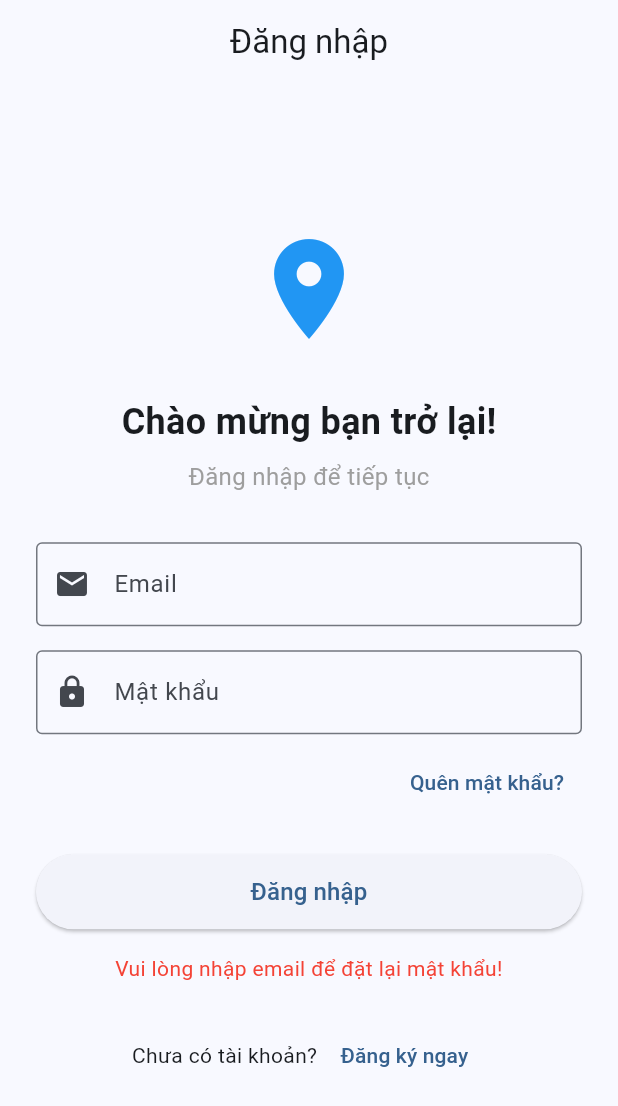
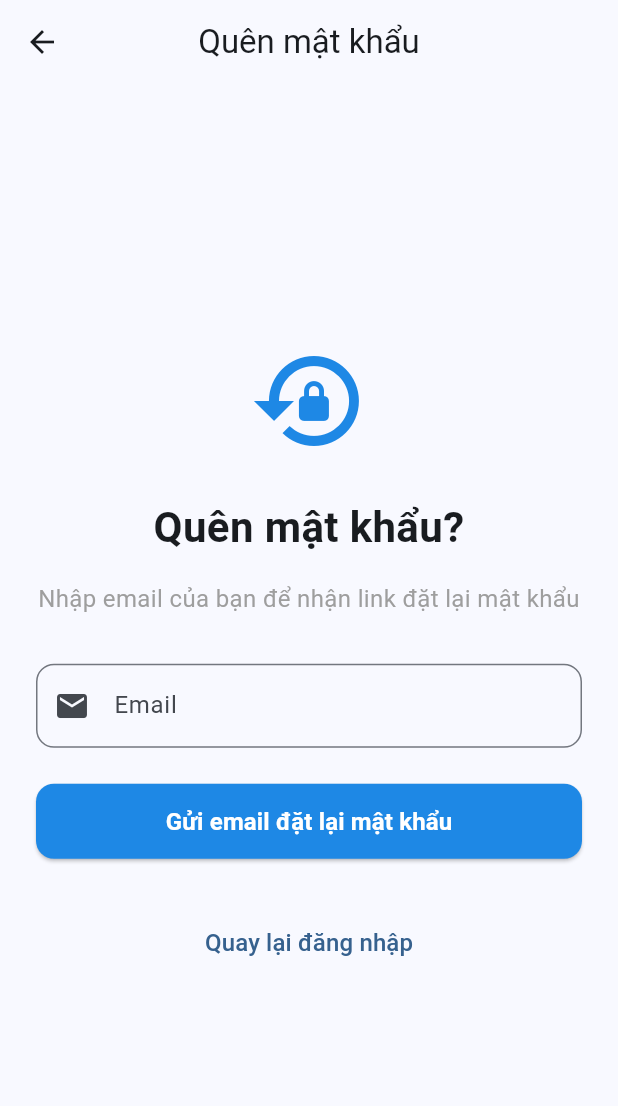
Before and after one commit to KENTksl/Location_app, a Flutter app: the screen it shows after launch, after a tap on "Quên mật khẩu?", on a phone screen of 412 x 824 dp. Shown: the top 1106 px of the screen. Run offline on Flutter 3.47's test engine with Material 3 defaults, Android fonts, the phone set to English and light mode, and no system bars; our stand-ins replace firebase_auth, firebase_core; accounts and stored records are empty.

Commit message:
quen mat khau

```diff
--- /dev/null
+++ b/locationrealtime/lib/forgot_password_page.dart
@@ -0,0 +1,258 @@
+import 'package:flutter/material.dart';
+import 'package:firebase_auth/firebase_auth.dart';
+
+class ForgotPasswordPage extends StatefulWidget {
+  const ForgotPasswordPage({Key? key}) : super(key: key);
+
+  @override
+  State<ForgotPasswordPage> createState() => _ForgotPasswordPageState();
+}
+
+class _ForgotPasswordPageState extends State<ForgotPasswordPage> {
+  final _emailController = TextEditingController();
+  String _message = '';
+  bool _isLoading = false;
+  bool _isEmailSent = false;
+
+  @override
+  void dispose() {
+    _emailController.dispose();
+    super.dispose();
+  }
+
+  Future<void> _resetPassword() async {
+    if (_emailController.text.trim().isEmpty) {
+      setState(() => _message = 'Vui lòng nhập email của bạn!');
+      return;
+    }
+
+    // Validate email format
+    final emailRegex = RegExp(r'^[\w-\.]+@([\w-]+\.)+[\w-]{2,4}$');
+    if (!emailRegex.hasMatch(_emailController.text.trim())) {
+      setState(() => _message = 'Vui lòng nhập email hợp lệ!');
+      return;
+    }
+
+    setState(() {
+      _isLoading = true;
+      _message = '';
+    });
+
+    try {
+      await FirebaseAuth.instance.sendPasswordResetEmail(
+        email: _emailController.text.trim(),
+      );
+      setState(() {
+        _message =
+            'Email đặt lại mật khẩu đã được gửi thành công!\nVui lòng kiểm tra hộp thư của bạn.';
+        _isEmailSent = true;
+      });
+    } on FirebaseAuthException catch (e) {
+      String errorMessage;
+      switch (e.code) {
+        case 'user-not-found':
+          errorMessage = 'Không tìm thấy tài khoản với email này.';
+          break;
+        case 'invalid-email':
+          errorMessage = 'Email không hợp lệ.';
+          break;
+        case 'too-many-requests':
+          errorMessage = 'Quá nhiều yêu cầu. Vui lòng thử lại sau.';
+          break;
+        default:
+          errorMessage = 'Có lỗi xảy ra: ${e.message}';
+      }
+      setState(() => _message = errorMessage);
+    } catch (e) {
+      setState(() => _message = 'Có lỗi xảy ra: $e');
+    } finally {
+      setState(() => _isLoading = false);
+    }
+  }
+
+  @override
+  Widget build(BuildContext context) {
+    return Scaffold(
+      appBar: AppBar(
+        title: const Text('Quên mật khẩu'),
+        centerTitle: true,
+        backgroundColor: Colors.transparent,
+        elevation: 0,
+      ),
+      body: Padding(
+        padding: const EdgeInsets.all(24.0),
+        child: Column(
+          mainAxisAlignment: MainAxisAlignment.center,
+          children: [
+            // Icon and title
+            Icon(Icons.lock_reset, size: 80, color: Colors.blue.shade600),
+            const SizedBox(height: 24),
+            const Text(
+              'Quên mật khẩu?',
+              style: TextStyle(fontSize: 28, fontWeight: FontWeight.bold),
+              textAlign: TextAlign.center,
+            ),
+            const SizedBox(height: 16),
+            const Text(
+              'Nhập email của bạn để nhận link đặt lại mật khẩu',
+              style: TextStyle(fontSize: 16, color: Colors.grey),
+              textAlign: TextAlign.center,
+            ),
+            const SizedBox(height: 32),
+
+            // Email input field
+            if (!_isEmailSent) ...[
+              TextField(
+                controller: _emailController,
+                decoration: InputDecoration(
+                  labelText: 'Email',
+                  hintText: 'Nhập email của bạn',
+                  prefixIcon: const Icon(Icons.email),
+                  border: OutlineInputBorder(
+                    borderRadius: BorderRadius.circular(12),
+                  ),
+                  focusedBorder: OutlineInputBorder(
+                    borderRadius: BorderRadius.circular(12),
+                    borderSide: BorderSide(
+                      color: Colors.blue.shade600,
+                      width: 2,
+                    ),
+                  ),
+                ),
+                keyboardType: TextInputType.emailAddress,
+                enabled: !_isLoading,
+              ),
+              const SizedBox(height: 24),
+
+              // Reset password button
+              SizedBox(
+                width: double.infinity,
+                height: 50,
+                child: ElevatedButton(
+                  onPressed: _isLoading ? null : _resetPassword,
+                  style: ElevatedButton.styleFrom(
+                    backgroundColor: Colors.blue.shade600,
+                    foregroundColor: Colors.white,
+                    shape: RoundedRectangleBorder(
+                      borderRadius: BorderRadius.circular(12),
+                    ),
+                  ),
+                  child: _isLoading
+                      ? const SizedBox(
+                          height: 20,
+                          width: 20,
+                          child: CircularProgressIndicator(
+                            strokeWidth: 2,
+                            valueColor: AlwaysStoppedAnimation<Color>(
+                              Colors.white,
+                            ),
+                          ),
+                        )
+                      : const Text(
+                          'Gửi email đặt lại mật khẩu',
+                          style: TextStyle(
+                            fontSize: 16,
+                            fontWeight: FontWeight.w600,
+                          ),
+                        ),
+                ),
+              ),
+            ],
+
+            // Success message
+            if (_isEmailSent) ...[
+              Container(
+                padding: const EdgeInsets.all(16),
+                decoration: BoxDecoration(
+                  color: Colors.green.shade50,
+                  borderRadius: BorderRadius.circular(12),
+                  border: Border.all(color: Colors.green.shade200),
+                ),
+                child: Column(
+                  children: [
+                    Icon(
+                      Icons.check_circle,
+                      color: Colors.green.shade600,
+                      size: 48,
+                    ),
+                    const SizedBox(height: 16),
+                    Text(
+                      _message,
+                      style: TextStyle(
+                        color: Colors.green.shade700,
+                        fontSize: 16,
+                      ),
+                      textAlign: TextAlign.center,
+                    ),
+                  ],
+                ),
+              ),
+              const SizedBox(height: 24),
+              SizedBox(
+                width: double.infinity,
+                height: 50,
+                child: OutlinedButton(
+                  onPressed: () {
+                    setState(() {
+                      _isEmailSent = false;
+                      _message = '';
+                      _emailController.clear();
+                    });
+                  },
+                  style: OutlinedButton.styleFrom(
+                    shape: RoundedRectangleBorder(
+                      borderRadius: BorderRadius.circular(12),
+                    ),
+                  ),
+                  child: const Text(
+                    'Gửi lại email',
+                    style: TextStyle(fontSize: 16),
+                  ),
+                ),
+              ),
+            ],
+
+            // Error message
+            if (_message.isNotEmpty && !_isEmailSent) ...[
+              const SizedBox(height: 16),
+              Container(
+                padding: const EdgeInsets.all(12),
+                decoration: BoxDecoration(
+                  color: Colors.red.shade50,
+                  borderRadius: BorderRadius.circular(8),
+                  border: Border.all(color: Colors.red.shade200),
+                ),
+                child: Row(
+                  children: [
+                    Icon(Icons.error, color: Colors.red.shade600, size: 20),
+                    const SizedBox(width: 8),
+                    Expanded(
+                      child: Text(
+                        _message,
+                        style: TextStyle(
+                          color: Colors.red.shade700,
+                          fontSize: 14,
+                        ),
+                      ),
+                    ),
+                  ],
+                ),
+              ),
+            ],
+
+            const SizedBox(height: 32),
+
+            // Back to login button
+            TextButton(
+              onPressed: () => Navigator.pop(context),
+              child: const Text(
+                'Quay lại đăng nhập',
+                style: TextStyle(fontSize: 16),
+              ),
+            ),
+          ],
+        ),
+      ),
+    );
+  }
+}
--- a/locationrealtime/lib/login_page.dart
+++ b/locationrealtime/lib/login_page.dart
@@ -1,6 +1,7 @@
 import 'package:flutter/material.dart';
 import 'package:firebase_auth/firebase_auth.dart';
 import 'signup_page.dart';
+import 'forgot_password_page.dart';
 
 class LoginPage extends StatefulWidget {
   const LoginPage({Key? key}) : super(key: key);
@@ -48,27 +49,11 @@ class _LoginPageState extends State<LoginPage> {
     }
   }
 
-  Future<void> _forgotPassword() async {
-    if (_emailController.text.trim().isEmpty) {
-      setState(() => _message = 'Vui lòng nhập email để đặt lại mật khẩu!');
-      return;
-    }
-
-    setState(() {
-      _isLoading = true;
-      _message = '';
-    });
-
-    try {
-      await FirebaseAuth.instance.sendPasswordResetEmail(
-        email: _emailController.text.trim(),
-      );
-      setState(() => _message = 'Email đặt lại mật khẩu đã được gửi!');
-    } catch (e) {
-      setState(() => _message = 'Lỗi gửi email: $e');
-    } finally {
-      setState(() => _isLoading = false);
-    }
+  void _navigateToForgotPassword() {
+    Navigator.push(
+      context,
+      MaterialPageRoute(builder: (context) => const ForgotPasswordPage()),
+    );
   }
 
   @override
@@ -115,7 +100,7 @@ class _LoginPageState extends State<LoginPage> {
             Align(
               alignment: Alignment.centerRight,
               child: TextButton(
-                onPressed: _forgotPassword,
+                onPressed: _navigateToForgotPassword,
                 child: const Text('Quên mật khẩu?'),
               ),
             ),
@@ -135,9 +120,7 @@ class _LoginPageState extends State<LoginPage> {
               Text(
                 _message,
                 style: TextStyle(
-                  color:
-                      _message.contains('thành công') ||
-                          _message.contains('gửi')
+                  color: _message.contains('thành công')
                       ? Colors.green
                       : Colors.red,
                 ),
```
